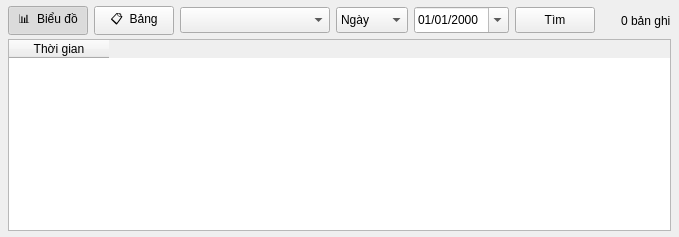
Before: the Qt Designer form OUT_SRC_THEANH/OUT_SRC_THEANH/ui/pages/HistoryPage.ui in dinhquanghaICTU/OUT_SRC, drawn with Qt 5.
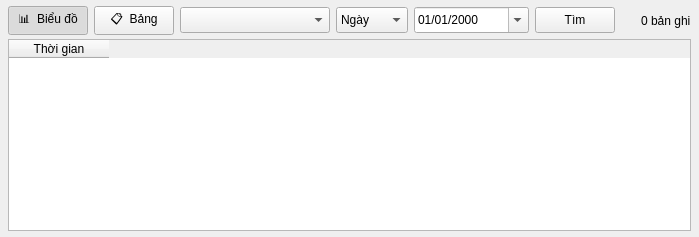
After: the same form once the commit is applied. The open tabs and pages were chosen to show the change.

Patch:
```diff
--- a/OUT_SRC_THEANH/OUT_SRC_THEANH/ui/pages/HistoryPage.ui
+++ b/OUT_SRC_THEANH/OUT_SRC_THEANH/ui/pages/HistoryPage.ui
@@ -15,7 +15,7 @@
      <item><widget class="QPushButton" name="tableTabButton"><property name="minimumSize"><size><width>0</width><height>26</height></size></property><property name="text"><string>📋  Bảng</string></property><property name="checkable"><bool>true</bool></property></widget></item>
      <item><widget class="QComboBox" name="deviceCombo"><property name="minimumSize"><size><width>150</width><height>26</height></size></property></widget></item>
      <item><widget class="QComboBox" name="periodCombo"><property name="minimumSize"><size><width>72</width><height>26</height></size></property><item><property name="text"><string>Ngày</string></property></item><item><property name="text"><string>Tháng</string></property></item><item><property name="text"><string>Năm</string></property></item></widget></item>
-     <item><widget class="QDateEdit" name="dateEdit"><property name="minimumSize"><size><width>95</width><height>26</height></size></property><property name="calendarPopup"><bool>true</bool></property><property name="displayFormat"><string>dd/MM/yyyy</string></property></widget></item>
+     <item><widget class="QDateEdit" name="dateEdit"><property name="minimumSize"><size><width>115</width><height>26</height></size></property><property name="calendarPopup"><bool>true</bool></property><property name="displayFormat"><string>dd/MM/yyyy</string></property></widget></item>
      <item><widget class="QPushButton" name="searchButton"><property name="minimumSize"><size><width>0</width><height>26</height></size></property><property name="text"><string>Tìm</string></property></widget></item>
      <item><spacer name="filterSpacer"><property name="orientation"><enum>Qt::Horizontal</enum></property><property name="sizeHint" stdset="0"><size><width>20</width><height>20</height></size></property></spacer></item>
      <item><widget class="QLabel" name="recordCountLabel"><property name="text"><string>0 bản ghi</string></property></widget></item>
@@ -32,7 +32,7 @@
        <property name="bottomMargin"><number>0</number></property>
        <item>
         <widget class="QTableWidget" name="historyTable">
-         <property name="alternatingRowColors"><bool>true</bool></property>
+         <property name="alternatingRowColors"><bool>false</bool></property>
          <property name="editTriggers"><set>QAbstractItemView::NoEditTriggers</set></property>
          <property name="selectionBehavior"><enum>QAbstractItemView::SelectRows</enum></property>
          <property name="columnCount"><number>1</number></property>
```
